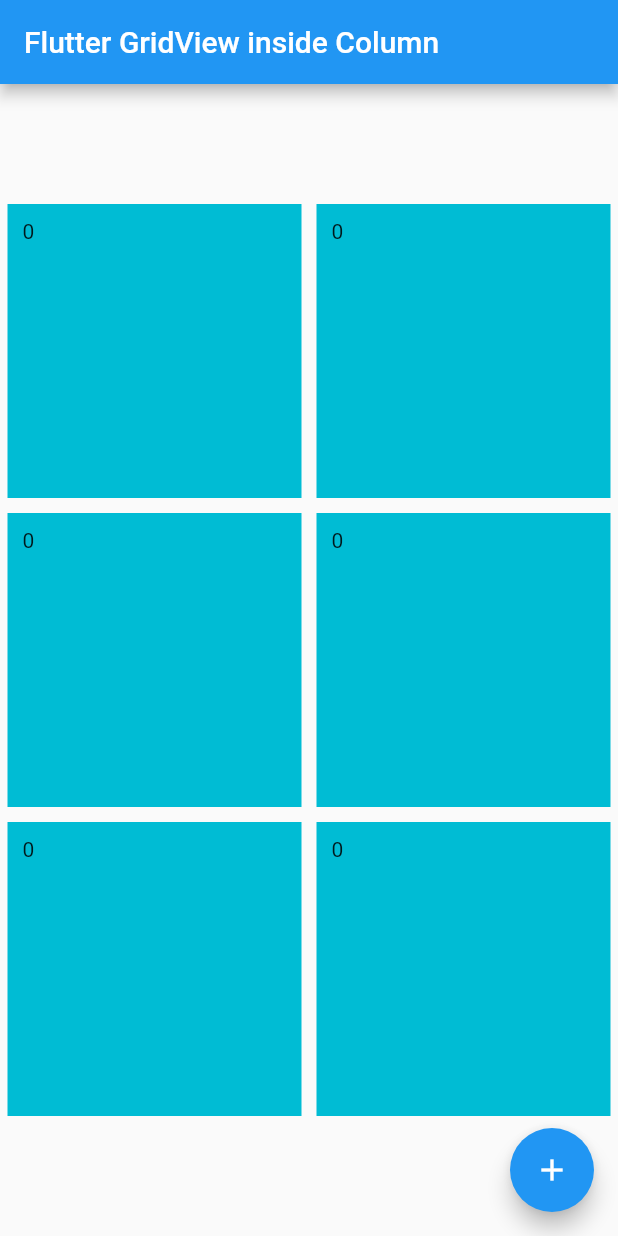
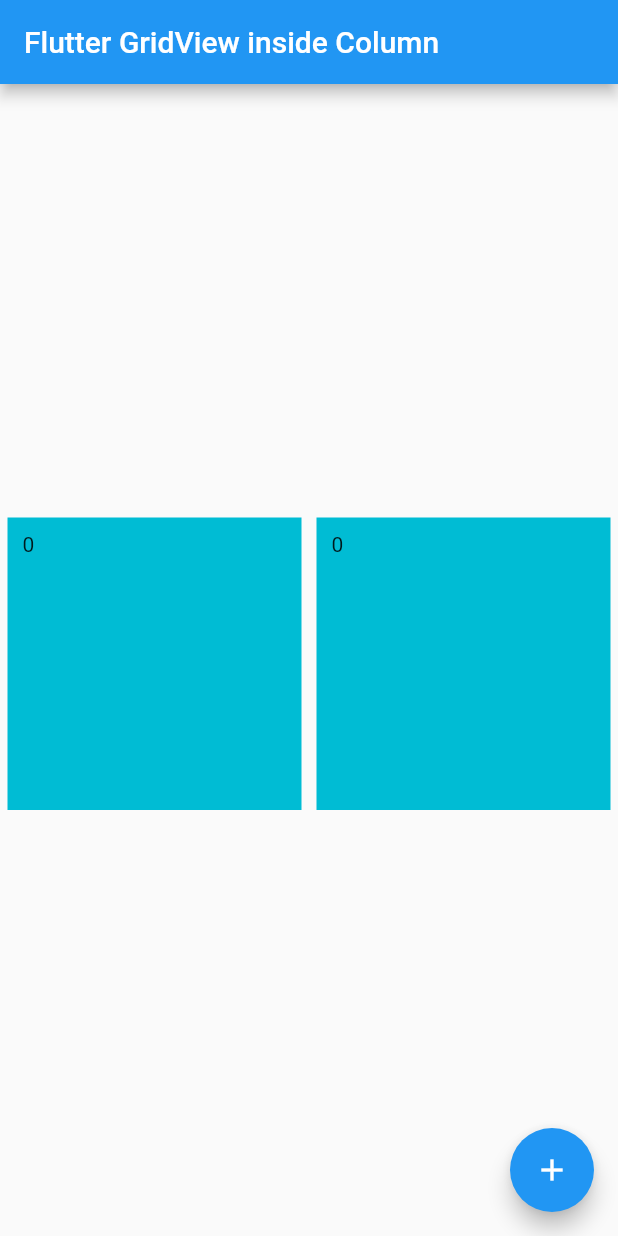
Before and after one commit to RGTechno/BlogGists, a Flutter app: the screen it shows after launch, on a phone screen of 412 x 824 dp. Run offline on Flutter 3.47's test engine with Material 2 defaults, Android fonts, the phone set to English and light mode, and no system bars.

Commit message:
container fix

```diff
--- a/gridviewb1/lib/main.dart
+++ b/gridviewb1/lib/main.dart
@@ -47,8 +47,9 @@ class _MyHomePageState extends State<MyHomePage> {
         child: Column(
           mainAxisAlignment: MainAxisAlignment.center,
           children: <Widget>[
-            GridView.count(
-              shrinkWrap: true,
+            Container(
+              height: 200,
+              child: GridView.count(
                 crossAxisCount: 2,
                 children: [
                   Container(
@@ -89,6 +90,7 @@ class _MyHomePageState extends State<MyHomePage> {
                   ),
                 ],
               ),
+            ),
           ],
         ),
       ),
```
Lines whose indentation alone changed are shown as unchanged.
